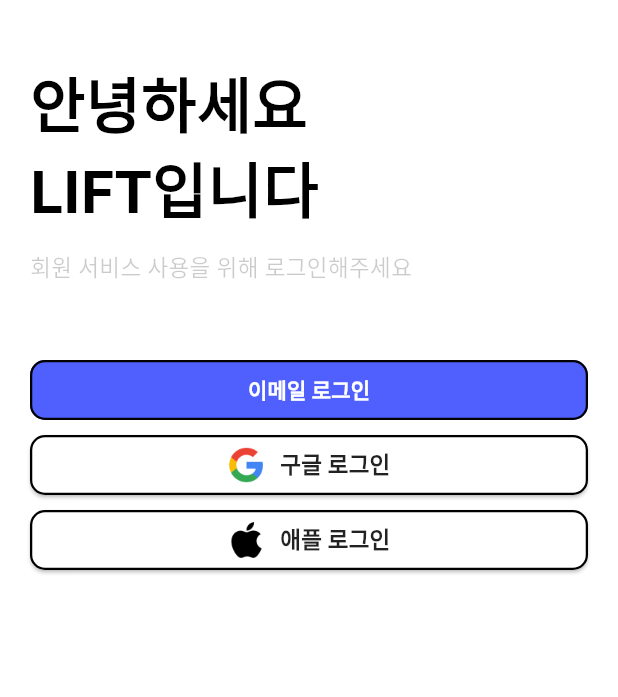
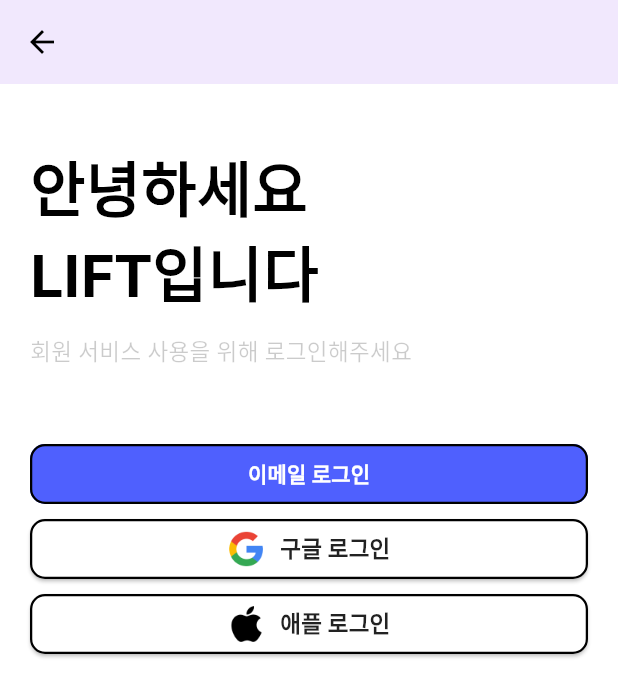
Before and after one commit to DGSW-lift/lift-flutter, a Flutter app: the SignInSelectView screen opened directly, on a phone screen of 412 x 824 dp. Shown: the top 697 px of the screen. Run offline on Flutter 3.47's test engine with Material 3 defaults, Android fonts, the phone set to English and light mode, and no system bars; our stand-ins replace dio, flutter_dotenv, fluttertoast, get, google_sign_in, image_picker and 2 more; missing offline and left inert: dio_smart_retry, textfield_tags, the_apple_sign_in; generated files the repository leaves out were written again; Roboto replaces fonts that are missing (NanumGothic).

Commit message:
Fix: LIFT 회원입니다 버튼이 제대로 매핑되어있지 않은 현상 수정

```diff
--- a/lib/core/main_app.dart
+++ b/lib/core/main_app.dart
@@ -12,7 +12,6 @@ class MainApp extends StatelessWidget {
       debugShowCheckedModeBanner: false,
       theme: appTheme,
       home: const SplashView(),
-      //const LoginScreen(),
     );
   }
 }
--- a/lib/core/utils/utils.dart
+++ b/lib/core/utils/utils.dart
@@ -19,8 +19,6 @@ class Utils {
       textColor: Colors.white,
       gravity: ToastGravity.BOTTOM,
       toastLength: Toast.LENGTH_LONG,
-
-
     );
   }
 
--- a/lib/domain/login/view/widget/signup_button_widget.dart
+++ b/lib/domain/login/view/widget/signup_button_widget.dart
@@ -6,7 +6,7 @@ import 'package:lift/domain/signup/view/signup_view.dart';
 
 class SignupButtonWidget extends StatelessWidget {
 
-  SignupButtonWidget({Key? key}) : super(key: key);
+  const SignupButtonWidget({super.key});
 
   @override
   Widget build(BuildContext context) {
@@ -15,7 +15,7 @@ class SignupButtonWidget extends StatelessWidget {
       text: "회원가입",
       width: double.infinity,
       height: 50,
-      style: TextButton.styleFrom(backgroundColor: Color(0xff4F60FE)),
+      style: TextButton.styleFrom(backgroundColor: const Color(0xff4F60FE)),
       textStyle: const TextStyle(
           fontSize: 15, color: Colors.white, fontFamily: 'NanumGothic'),
       onPressed: () {
--- a/lib/domain/signin/view/signin_select_view.dart
+++ b/lib/domain/signin/view/signin_select_view.dart
@@ -1,6 +1,8 @@
 import 'package:flutter/material.dart';
 import 'package:flutter/widgets.dart';
+import 'package:get/get.dart';
 import 'package:lift/View/widget/resource/reusable_button.dart';
+import 'package:lift/domain/signin/view/signin_view.dart';
 import 'package:lift/domain/signin/view/widget/reusable_image_login_button.dart';
 
 class SignInSelectView extends StatelessWidget {
@@ -9,8 +11,11 @@ class SignInSelectView extends StatelessWidget {
   @override
   Widget build(BuildContext context) {
     return Scaffold(
+      appBar: AppBar(),
       body: SingleChildScrollView(
         child: SafeArea(
+            child: Container(
+          padding: EdgeInsets.only(left: 20),
           child: Column(
             crossAxisAlignment: CrossAxisAlignment.start,
             children: [
@@ -25,38 +30,28 @@ class SignInSelectView extends StatelessWidget {
               const SizedBox(height: 10),
               _AppleLoginButton(),
             ],
+          ),
         )),
       ),
     );
   }
 
   Widget _SelectLoginText() {
-    return Container(
-    width: double.infinity,
-    padding: const EdgeInsets.only(left: 20),
-    child: const Column(
-      crossAxisAlignment: CrossAxisAlignment.start,
-      children: [
-        Text('안녕하세요\nLIFT입니다',
+    return const Text('안녕하세요\nLIFT입니다',
         style: TextStyle(
             fontWeight: FontWeight.w600,
             fontFamily: 'NanumGothic',
             fontSize: 40),
-        textAlign: TextAlign.left),
-      ],
-    ),
-  );
+        textAlign: TextAlign.left);
   }
 
   Widget _SelectLoginSubText() {
-    return Container(
-      padding: const EdgeInsets.only(left: 20),
-      child: const Opacity(
+    return const Opacity(
         opacity: 0.2,
-        child: Text("회원 서비스 사용을 위해 로그인해주세요",
+        child: Text(
+          "회원 서비스 사용을 위해 로그인해주세요",
           style: TextStyle(fontFamily: 'NanumGothic', fontSize: 15),
           textAlign: TextAlign.left,
-        ),
         ),
       );
   }
@@ -64,12 +59,14 @@ Widget _SelectLoginSubText() {
 
 Widget _EmailLoginButton() {
   return Container(
-    padding: const EdgeInsets.only(left: 20,right: 20),
+    padding: const EdgeInsets.only(right: 20),
     child: ReusableButton(
       width: double.infinity,
       height: 40,
       onPressed: () async {
-      print('안농');
+        Get.to(
+          () => const SignInView()
+        );
       },
       style: TextButton.styleFrom(
         side: const BorderSide(color: Colors.black, width: 1.5),
@@ -81,15 +78,15 @@ Widget _EmailLoginButton() {
         ),
       ),
       text: '이메일 로그인',
-    textStyle: const TextStyle(color: Colors.white,fontWeight: FontWeight.bold),
+      textStyle:
+          const TextStyle(color: Colors.white, fontWeight: FontWeight.bold),
     ),
   );
 }
 
-
 Widget _AppleLoginButton() {
   return Container(
-    padding: EdgeInsets.only(left: 20, right: 20),
+    padding: EdgeInsets.only(right: 20),
     height: 40,
     child: ReusableImageLoginButton(
       imagePath: 'assets/images/remove_background_Login_apple.png',
@@ -104,7 +101,7 @@ Widget _AppleLoginButton() {
 Widget _GoogleLoginButton() {
   return Container(
     height: 40,
-    padding: const EdgeInsets.only(left: 20, right: 20),
+    padding: const EdgeInsets.only(right: 20),
     child: ReusableImageLoginButton(
       imagePath: 'assets/images/remove_background_Login_google.png',
       text: '구글 로그인',
--- a/lib/domain/signin/view/signin_view.dart
+++ b/lib/domain/signin/view/signin_view.dart
@@ -1,7 +1,5 @@
 import 'package:flutter/material.dart';
-import 'package:get/get.dart';
 import 'package:lift/View/widget/resource/reusable_button.dart';
-import 'package:lift/core/common/widgets/circle_button.dart';
 import 'package:lift/domain/signup/view/widget/signup_name/input_first_name_widget.dart';
 import 'package:lift/domain/signup/view/widget/signup_name/input_last_name_widget.dart';
 
@@ -41,12 +39,11 @@ class _SignInViewState extends State<SignInView> {
                       _SignInButton(),
                     ],
                   ),
-                )
+              )
             ],
           ),
         ),
       ),
-
     );
   }
 
--- a/lib/domain/signup/datasource/signup_datasource.dart
+++ b/lib/domain/signup/datasource/signup_datasource.dart
@@ -1,8 +1,4 @@
-import 'dart:io';
 import 'package:dio/dio.dart';
-
-import 'package:flutter_dotenv/flutter_dotenv.dart';
-
 import 'package:lift/core/net/api_constants.dart';
 import 'package:retrofit/http.dart';
 import 'package:retrofit/dio.dart';
--- a/lib/domain/splash/view_models/service/splash_service.dart
+++ b/lib/domain/splash/view_models/service/splash_service.dart
@@ -1,11 +1,9 @@
 import 'dart:async';
 import 'package:get/get.dart';
 import 'package:lift/domain/login/view/login_view.dart';
-import 'package:lift/domain/signin/view/signin_select_view.dart';
 
 class SplashService {
   void isLogin() {
-    Timer(const Duration(seconds: 2), () => Get.offAll(const SignInSelectView()));
-
+    Timer(const Duration(seconds: 2), () => Get.offAll(const LoginView()));
   }
 }
```
Also changed, not shown: lib/domain/login/view/login_view.dart (+2 -6 lines), lib/domain/login/view/widget/signin_button_widget.dart (+3 -4 lines), lib/domain/signup/view/signup_view.dart (+7 -2 lines). Lines whose indentation alone changed are shown as unchanged.
